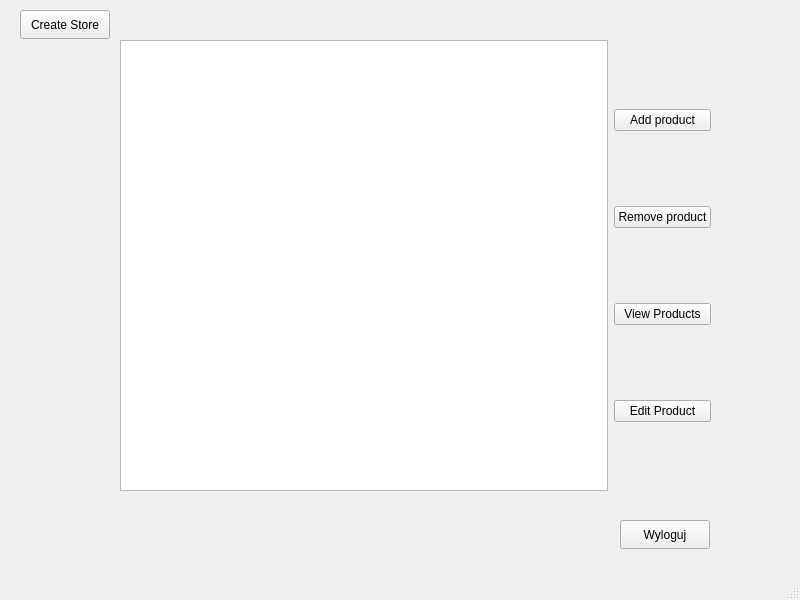
First picture: the form in SellerWindow.ui, repository AndreiAlCohole/productShop, before the edit.
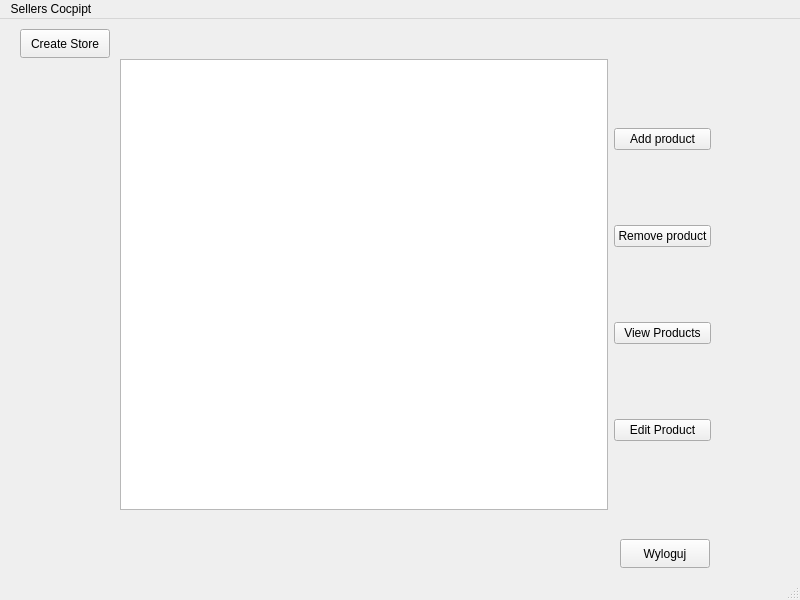
Second picture: the form after the edit.

The edit to the form file:
```diff
--- a/SellerWindow.ui
+++ b/SellerWindow.ui
@@ -97,6 +97,12 @@
      <height>25</height>
     </rect>
    </property>
+   <widget class="QMenu" name="menuSellers_Cocpipt">
+    <property name="title">
+     <string>Sellers Cocpipt</string>
+    </property>
+   </widget>
+   <addaction name="menuSellers_Cocpipt"/>
   </widget>
   <widget class="QStatusBar" name="statusbar"/>
  </widget>
```
